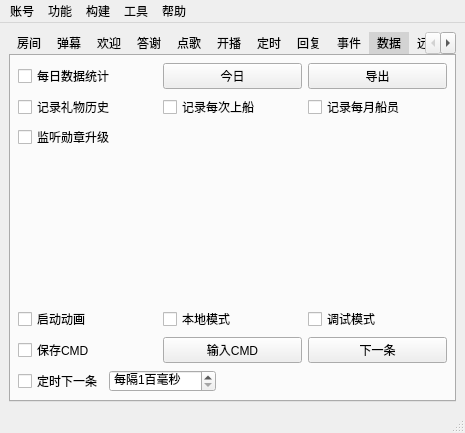
The window that mainwindow.ui (iwxyi/Bilibili-MagicalDanmaku) describes before a commit, drawn with Qt 5.
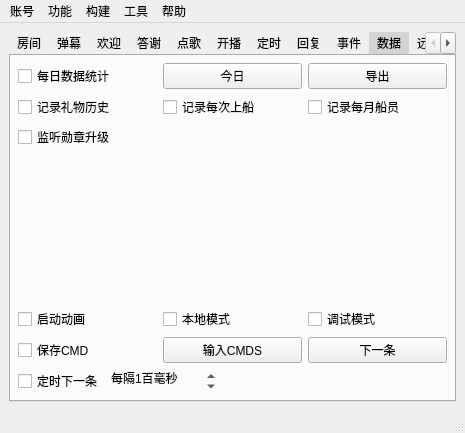
The same window after the commit. The open tabs and pages were chosen to show the change. Icons and pictures are not drawn. Custom widgets are drawn as their Qt base class.

Commit message: 添加保存CMD和重新模拟输入

The edit to the form file:
```diff
--- a/mainwindow.ui
+++ b/mainwindow.ui
@@ -2145,7 +2145,7 @@
           <item>
            <widget class="QPushButton" name="pushRecvCmdsButton">
             <property name="text">
-             <string>输入CMD</string>
+             <string>输入CMDS</string>
             </property>
            </widget>
           </item>
@@ -2175,6 +2175,15 @@
           </item>
           <item>
            <widget class="QSpinBox" name="timerPushCmdSpin">
+            <property name="styleSheet">
+             <string notr="true">QAbstractSpinBox
+{
+	background: transparent;
+}</string>
+            </property>
+            <property name="frame">
+             <bool>false</bool>
+            </property>
             <property name="suffix">
              <string>百毫秒</string>
             </property>
```
Left out of the diff: 7 changed lines with no effect on the pictures. The commit also changes 2 other files.
